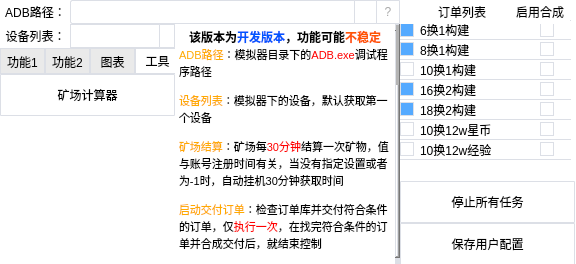
Before: the Qt Designer form jczx/jczxUI.ui in Amber-siley/JCZXAutoScript, drawn with Qt 5.
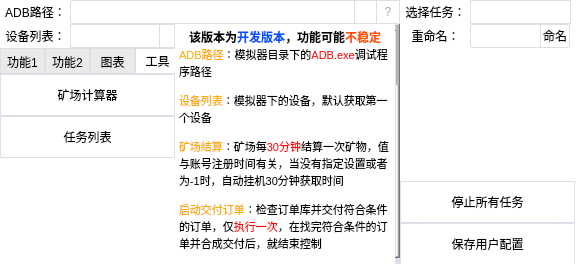
After: the same form once the commit is applied. The open tabs and pages were chosen to show the change. Icons and pictures are not drawn.

```diff
--- a/jczx/jczxUI.ui
+++ b/jczx/jczxUI.ui
@@ -79,6 +79,21 @@
 }
 QCheckBox::indicator:checked {
 	background-color: rgb(85, 170, 255);
+}
+QPushButton {
+    background-color: #ffffff;
+    border: 1px solid #dcdfe6;
+    border-radius: 1px;
+}
+
+QPushButton:hover {
+    background-color: #ecf5ff;
+    color: #409eff;
+}
+
+QPushButton:pressed, QPushButton:checked {
+    border: 1px solid #3a8ee6;
+    color: #409eff;
 }</string>
   </property>
   <widget class="QLabel" name="adb_path_label">
@@ -1078,6 +1093,36 @@
        <string>矿场计算器</string>
       </property>
      </widget>
+     <widget class="QPushButton" name="tasks_Button">
+      <property name="geometry">
+       <rect>
+        <x>0</x>
+        <y>42</y>
+        <width>175</width>
+        <height>42</height>
+       </rect>
+      </property>
+      <property name="styleSheet">
+       <string notr="true">QPushButton {
+    background-color: #ffffff;
+    border: 1px solid #dcdfe6;
+    border-radius: 1px;
+}
+
+QPushButton:hover {
+    background-color: #ecf5ff;
+    color: #409eff;
+}
+
+QPushButton:pressed, QPushButton:checked {
+    border: 1px solid #3a8ee6;
+    color: #409eff;
+}</string>
+      </property>
+      <property name="text">
+       <string>任务列表</string>
+      </property>
+     </widget>
     </widget>
    </widget>
   </widget>
@@ -1130,7 +1175,7 @@
      <x>400</x>
      <y>0</y>
      <width>171</width>
-     <height>191</height>
+     <height>181</height>
     </rect>
    </property>
    <property name="currentIndex">
@@ -1995,6 +2040,84 @@
      </property>
     </widget>
    </widget>
+   <widget class="QWidget" name="page">
+    <widget class="QComboBox" name="choiceTask_comboBox">
+     <property name="geometry">
+      <rect>
+       <x>70</x>
+       <y>0</y>
+       <width>101</width>
+       <height>24</height>
+      </rect>
+     </property>
+    </widget>
+    <widget class="QLabel" name="choiceTask_label">
+     <property name="geometry">
+      <rect>
+       <x>0</x>
+       <y>0</y>
+       <width>71</width>
+       <height>24</height>
+      </rect>
+     </property>
+     <property name="text">
+      <string>选择任务：</string>
+     </property>
+     <property name="alignment">
+      <set>Qt::AlignCenter</set>
+     </property>
+     <property name="indent">
+      <number>-1</number>
+     </property>
+    </widget>
+    <widget class="QLabel" name="renameTask_label">
+     <property name="geometry">
+      <rect>
+       <x>0</x>
+       <y>24</y>
+       <width>71</width>
+       <height>24</height>
+      </rect>
+     </property>
+     <property name="text">
+      <string>重命名：</string>
+     </property>
+     <property name="alignment">
+      <set>Qt::AlignCenter</set>
+     </property>
+     <property name="indent">
+      <number>-1</number>
+     </property>
+    </widget>
+    <widget class="QLineEdit" name="renameTask_lineEdit">
+     <property name="geometry">
+      <rect>
+       <x>70</x>
+       <y>24</y>
+       <width>71</width>
+       <height>24</height>
+      </rect>
+     </property>
+    </widget>
+    <widget class="QPushButton" name="renameTask_Button">
+     <property name="geometry">
+      <rect>
+       <x>140</x>
+       <y>24</y>
+       <width>30</width>
+       <height>24</height>
+      </rect>
+     </property>
+     <property name="text">
+      <string>命名</string>
+     </property>
+    </widget>
+    <zorder>choiceTask_label</zorder>
+    <zorder>renameTask_label</zorder>
+    <zorder>renameTask_lineEdit</zorder>
+    <zorder>renameTask_Button</zorder>
+    <zorder>choiceTask_comboBox</zorder>
+   </widget>
   </widget>
   <zorder>adb_path_label</zorder>
   <zorder>adb_path_lineEdit</zorder>
```
